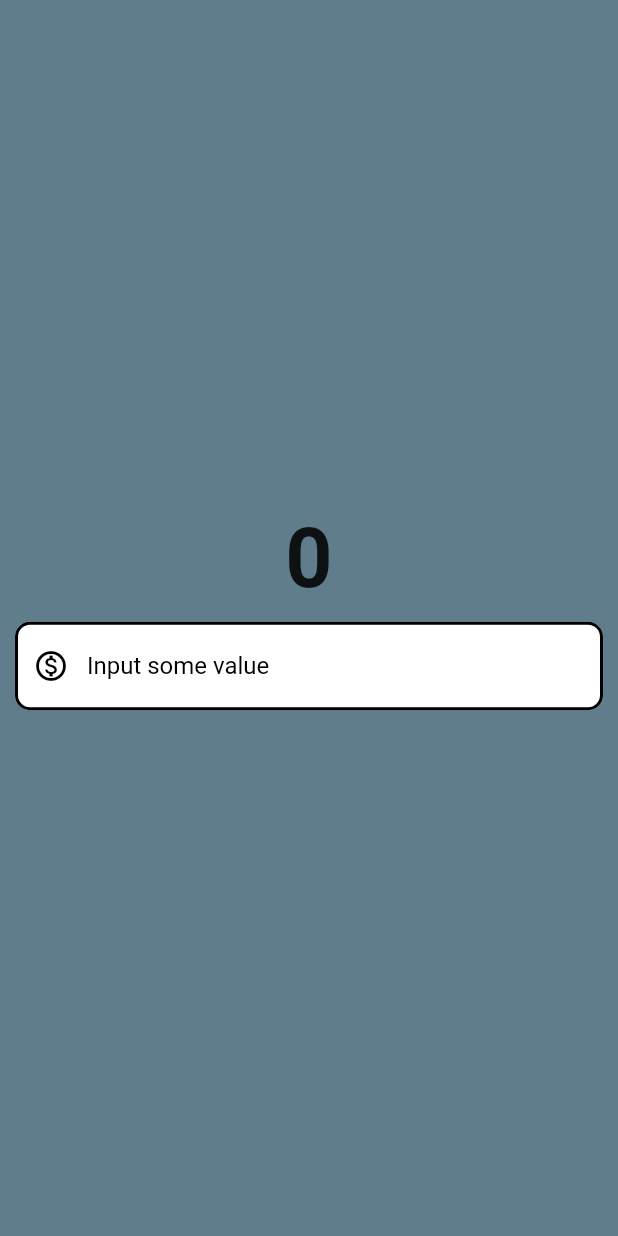
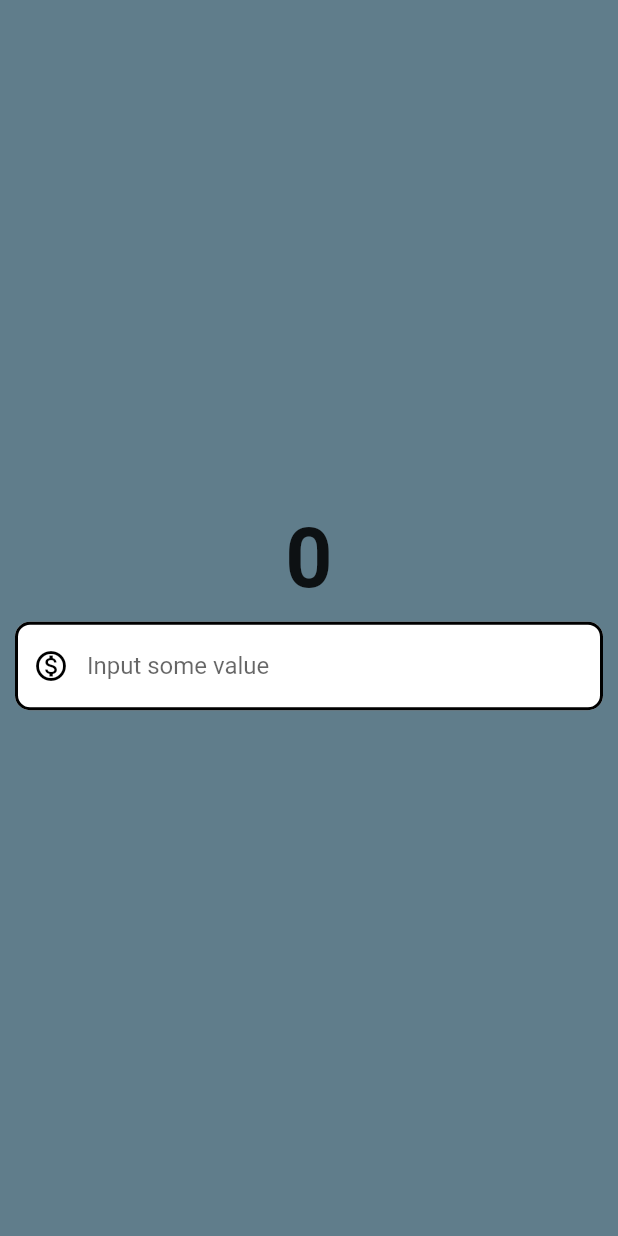
Before and after one commit to Nahid-web/currency_convention, a Flutter app: the screen it shows after launch, on a phone screen of 412 x 824 dp. Run offline on Flutter 3.47's test engine with Material 2 defaults, Android fonts, the phone set to English and light mode, and no system bars.

Commit message:
practice done

```diff
--- /dev/null
+++ b/lib/currency_converter_material_page_practice.dart
@@ -0,0 +1,46 @@
+import 'package:flutter/material.dart';
+
+class CurrencyConverterMaterialPage extends StatelessWidget {
+  const CurrencyConverterMaterialPage({super.key});
+  @override
+  Widget build(BuildContext context) {
+    final border = OutlineInputBorder(
+      borderSide: const BorderSide(
+        width: 2,
+      ),
+      borderRadius: BorderRadius.circular(10),
+    );
+
+    return Scaffold(
+      backgroundColor: Colors.blueGrey,
+      body: Center(
+        child: Column(
+          mainAxisAlignment: MainAxisAlignment.center,
+          children: [
+            const Text(
+              '0',
+              style: TextStyle(
+                fontSize: 55,
+                fontWeight: FontWeight.bold,
+              ),
+            ),
+            Container(
+              padding: const EdgeInsets.all(10),
+              child: TextField(
+                decoration: InputDecoration(
+                  hintText: 'Input some value',
+                  prefixIcon: const Icon(Icons.monetization_on_outlined),
+                  prefixIconColor: Colors.black,
+                  fillColor: Colors.white,
+                  filled: true,
+                  focusedBorder: border,
+                  enabledBorder: border,
+                ),
+              ),
+            ),
+          ],
+        ),
+      ),
+    );
+  }
+}
--- a/lib/main.dart
+++ b/lib/main.dart
@@ -1,4 +1,4 @@
-import 'package:currency_convention/currency_converter_material_page.dart';
+import 'package:currency_convention/currency_converter_material_page_practice.dart';
 import 'package:flutter/material.dart';
 
 void main() {
```
